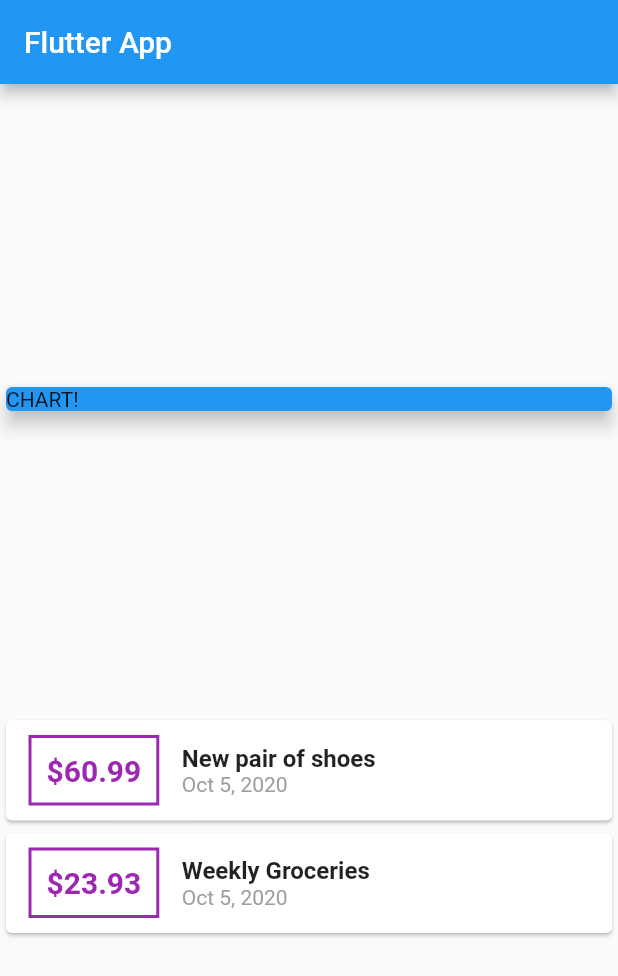
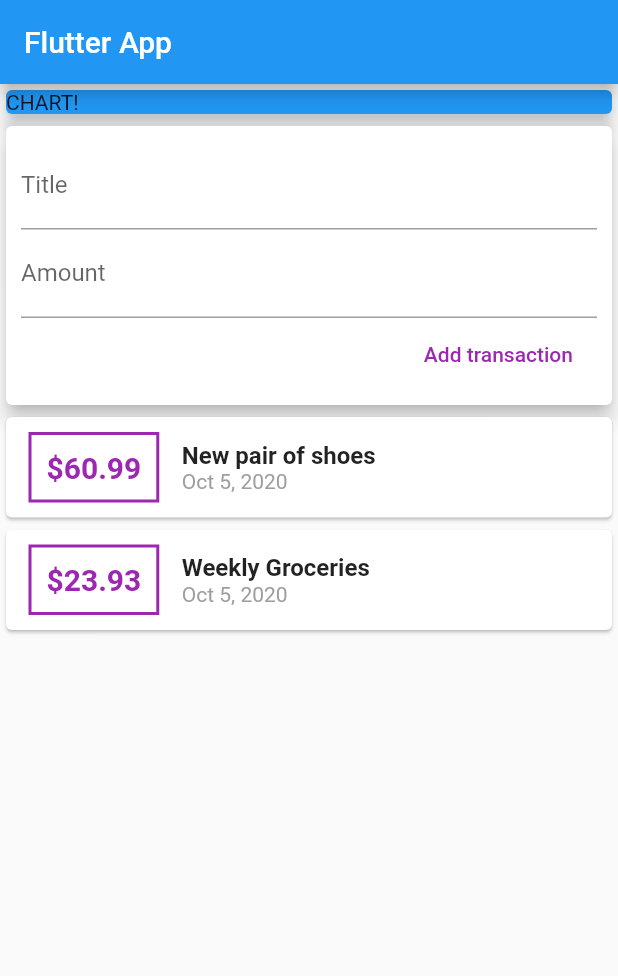
Before and after one commit to FlorianFeka/flutterUdemy, a Flutter app: the screen it shows after launch, on a phone screen of 412 x 824 dp. Shown: the top 976 px of the screen. Run offline on Flutter 3.47's test engine with Material 2 defaults, Android fonts, the phone set to English and light mode, and no system bars.

Commit message:
83. Adding Text Input Widgets (TextField)

```diff
--- a/personal_expenses_app/lib/main.dart
+++ b/personal_expenses_app/lib/main.dart
@@ -42,7 +42,7 @@ class MyHomePage extends StatelessWidget {
         title: Text('Flutter App'),
       ),
       body: Column(
-          mainAxisAlignment: MainAxisAlignment.spaceEvenly,
+          crossAxisAlignment: CrossAxisAlignment.stretch,
           children: <Widget>[
             Container(
               width: double.infinity,
@@ -50,6 +50,28 @@ class MyHomePage extends StatelessWidget {
                 color: Colors.blue,
                 child: Text('CHART!'),
                 elevation: 5,
+              ),
+            ),
+            Card(
+              elevation: 5,
+              child: Container(
+                padding: EdgeInsets.all(10),
+                child: Column(
+                  crossAxisAlignment: CrossAxisAlignment.end,
+                  children: [
+                    TextField(
+                      decoration: InputDecoration(labelText: 'Title'),
+                    ),
+                    TextField(
+                      decoration: InputDecoration(labelText: 'Amount'),
+                    ),
+                    FlatButton(
+                      child: Text('Add transaction'),
+                      textColor: Colors.purple,
+                      onPressed: () {},
+                    )
+                  ],
+                ),
               ),
             ),
             Column(
```
